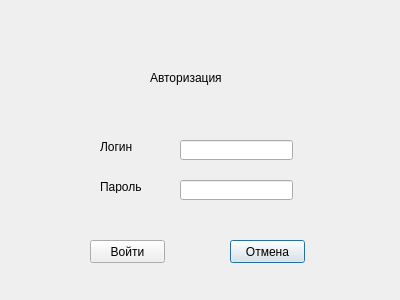
The window that authorization/authorization.ui (vladislavvasyukov/Memorigo) describes before a commit, drawn with Qt 5.
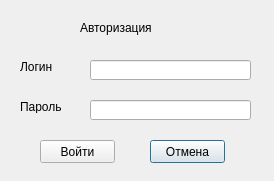
The same window after the commit.

The edit to the form file:
```diff
--- a/authorization/authorization.ui
+++ b/authorization/authorization.ui
@@ -6,8 +6,8 @@
    <rect>
     <x>0</x>
     <y>0</y>
-    <width>400</width>
-    <height>300</height>
+    <width>274</width>
+    <height>181</height>
    </rect>
   </property>
   <property name="windowTitle">
@@ -16,9 +16,9 @@
   <widget class="QLabel" name="authorizationLabel">
    <property name="geometry">
     <rect>
-     <x>150</x>
-     <y>70</y>
-     <width>101</width>
+     <x>80</x>
+     <y>20</y>
+     <width>81</width>
      <height>16</height>
     </rect>
    </property>
@@ -29,9 +29,9 @@
   <widget class="QLineEdit" name="login">
    <property name="geometry">
     <rect>
-     <x>180</x>
-     <y>140</y>
-     <width>113</width>
+     <x>90</x>
+     <y>60</y>
+     <width>161</width>
      <height>20</height>
     </rect>
    </property>
@@ -39,9 +39,9 @@
   <widget class="QLineEdit" name="password">
    <property name="geometry">
     <rect>
-     <x>180</x>
-     <y>180</y>
-     <width>113</width>
+     <x>90</x>
+     <y>100</y>
+     <width>161</width>
      <height>20</height>
     </rect>
    </property>
@@ -49,8 +49,8 @@
   <widget class="QLabel" name="loginLabel">
    <property name="geometry">
     <rect>
-     <x>100</x>
-     <y>140</y>
+     <x>20</x>
+     <y>60</y>
      <width>47</width>
      <height>13</height>
     </rect>
@@ -62,8 +62,8 @@
   <widget class="QLabel" name="passwordLabel">
    <property name="geometry">
     <rect>
-     <x>100</x>
-     <y>180</y>
+     <x>20</x>
+     <y>100</y>
      <width>47</width>
      <height>13</height>
     </rect>
@@ -75,8 +75,8 @@
   <widget class="QPushButton" name="cancelButton">
    <property name="geometry">
     <rect>
-     <x>230</x>
-     <y>240</y>
+     <x>150</x>
+     <y>140</y>
      <width>75</width>
      <height>23</height>
     </rect>
@@ -88,8 +88,8 @@
   <widget class="QPushButton" name="authorizationButton">
    <property name="geometry">
     <rect>
-     <x>90</x>
-     <y>240</y>
+     <x>40</x>
+     <y>140</y>
      <width>75</width>
      <height>23</height>
     </rect>
```
Left out of the diff: 2 changed lines with no effect on the pictures.
